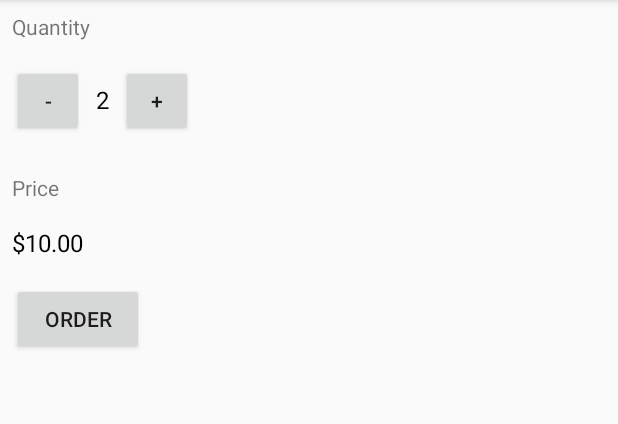
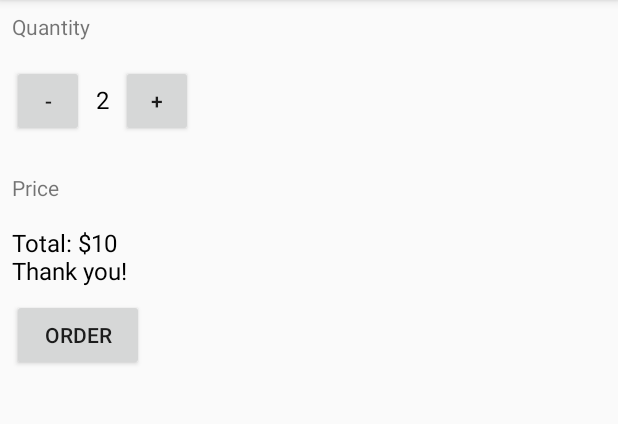
Before and after one commit to jerrychong25/iOSLoginApp, an Android app: the MainActivity screen opened directly, with no data from a screen before it, after a tap on "ORDER", on a phone screen of 412 x 824 dp, the part 84-508 px from its top. Run offline under Robolectric (Android 15) with nearby library versions, the phone set to English and light mode, and no system bars.

Commit message:
Added Thank You! message after pressed Order button

```diff
--- a/app/src/main/java/com/example/android/justjavaapp/MainActivity.java
+++ b/app/src/main/java/com/example/android/justjavaapp/MainActivity.java
@@ -34,7 +34,10 @@ public class MainActivity extends AppCompatActivity {
      * This method is called when the order button is clicked.
      */
     public void submitOrder(View view) {
-        displayPrice(quantity * 5);
+        int price = quantity * 5;
+        String priceMessage = "Total: $" + price;
+        priceMessage = priceMessage + "\nThank you!";
+        displayPriceMessage(priceMessage);
     }
 
     public void increment(View view) {
@@ -62,4 +65,12 @@ public class MainActivity extends AppCompatActivity {
         TextView priceTextView = (TextView) findViewById(R.id.price_text_view);
         priceTextView.setText(NumberFormat.getCurrencyInstance().format(number));
     }
+
+    /**
+     * This method displays the given text on the screen.
+     */
+    private void displayPriceMessage(String message) {
+        TextView priceTextView = (TextView) findViewById(R.id.price_text_view);
+        priceTextView.setText(message);
+    }
 }
--- a/app/src/main/res/layout/activity_main.xml
+++ b/app/src/main/res/layout/activity_main.xml
@@ -58,9 +58,9 @@
         android:id="@+id/price_text_view"
         android:layout_width="wrap_content"
         android:layout_height="wrap_content"
-        android:layout_marginBottom="16dp"
+        android:layout_marginBottom="8dp"
         android:layout_marginLeft="8dp"
-        android:text="$10"
+        android:text="Total: $0"
         android:textColor="#000000"
         android:textSize="16sp" />
 
```
